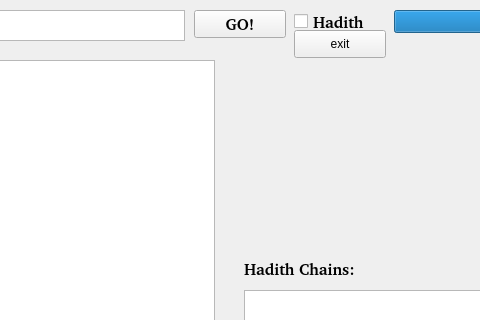
codelogicanalysis/atmine, file src/ATSarf/gui/mainwindow.ui: the form before one commit; both pictures show x 326 to 806 and y 0 to 320 of the 1000 by 650 pixel window.
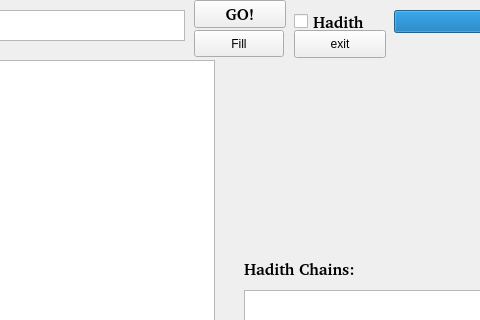
The form after the commit. Icons and pictures are not drawn.

What changed in the file:
```diff
--- a/src/ATSarf/gui/mainwindow.ui
+++ b/src/ATSarf/gui/mainwindow.ui
@@ -566,7 +566,7 @@
     <property name="geometry">
      <rect>
       <x>520</x>
-      <y>10</y>
+      <y>0</y>
       <width>92</width>
       <height>28</height>
      </rect>
@@ -683,6 +683,19 @@
      <string>exit</string>
     </property>
    </widget>
+   <widget class="QPushButton" name="fill">
+    <property name="geometry">
+     <rect>
+      <x>520</x>
+      <y>30</y>
+      <width>90</width>
+      <height>27</height>
+     </rect>
+    </property>
+    <property name="text">
+     <string>Fill</string>
+    </property>
+   </widget>
   </widget>
  </widget>
  <resources/>
```
